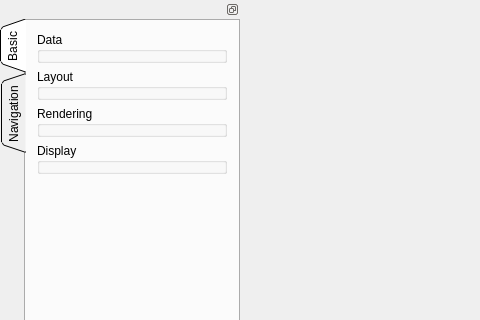
The window that Libs/SlicerExt/stkSlicerApp.ui (zpphigh/STK) describes before a commit, drawn with Qt 5; both pictures show x 0 to 480 and y 0 to 320 of the 1101 by 958 pixel window.
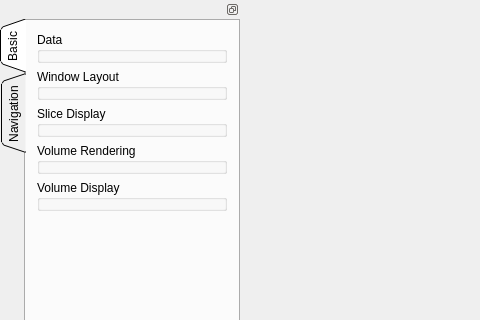
The same window after the commit. Custom widgets are drawn as their Qt base class.

The edit to the form file:
```diff
--- a/Libs/SlicerExt/stkSlicerApp.ui
+++ b/Libs/SlicerExt/stkSlicerApp.ui
@@ -70,7 +70,7 @@
         <attribute name="title">
          <string>Basic</string>
         </attribute>
-        <layout class="QVBoxLayout" name="verticalLayout_5">
+        <layout class="QVBoxLayout" name="verticalLayout_6">
          <item>
           <widget class="QGroupBox" name="DataGroupBox">
            <property name="title">
@@ -99,7 +99,7 @@
          <item>
           <widget class="QGroupBox" name="LayoutGroupBox">
            <property name="title">
-            <string>Layout</string>
+            <string>Window Layout</string>
            </property>
            <layout class="QVBoxLayout" name="verticalLayout_2">
             <property name="spacing">
@@ -121,10 +121,28 @@
            </layout>
           </widget>
          </item>
+         <item>
+          <widget class="QGroupBox" name="SliceNodeGroupBox">
+           <property name="title">
+            <string>Slice Display</string>
+           </property>
+           <layout class="QVBoxLayout" name="verticalLayout_5">
+            <property name="spacing">
+             <number>0</number>
+            </property>
+            <property name="margin">
+             <number>0</number>
+            </property>
+            <item>
+             <widget class="stkSlicerSliceNodeWidget" name="SliceNodeWidget" native="true"/>
+            </item>
+           </layout>
+          </widget>
+         </item>
          <item>
           <widget class="QGroupBox" name="VolumeRenderingGroupBox">
            <property name="title">
-            <string>Rendering</string>
+            <string>Volume Rendering</string>
            </property>
            <layout class="QVBoxLayout" name="verticalLayout_4">
             <property name="spacing">
@@ -142,7 +160,7 @@
          <item>
           <widget class="QGroupBox" name="VolumeDisplayGroupBox">
            <property name="title">
-            <string>Display</string>
+            <string>Volume Display</string>
            </property>
            <layout class="QVBoxLayout" name="verticalLayout_3">
             <property name="spacing">
@@ -213,7 +231,13 @@
   <customwidget>
    <class>stkSlicerVolumeRenderingWidget</class>
    <extends>QWidget</extends>
-   <header location="global">stkSlicerVolumeRenderingWidget.h</header>
+   <header>stkSlicerVolumeRenderingWidget.h</header>
+   <container>1</container>
+  </customwidget>
+  <customwidget>
+   <class>stkSlicerSliceNodeWidget</class>
+   <extends>QWidget</extends>
+   <header location="global">stkSlicerSliceNodeWidget.h</header>
    <container>1</container>
   </customwidget>
  </customwidgets>
```
